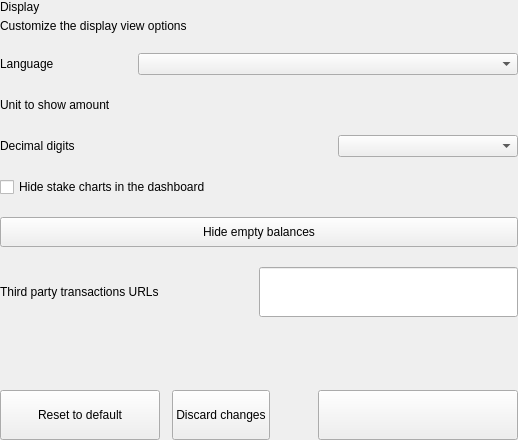
First picture: the form in src/qt/pivx/settings/forms/settingsdisplayoptionswidget.ui, repository Euno/eunowallet, before the edit.
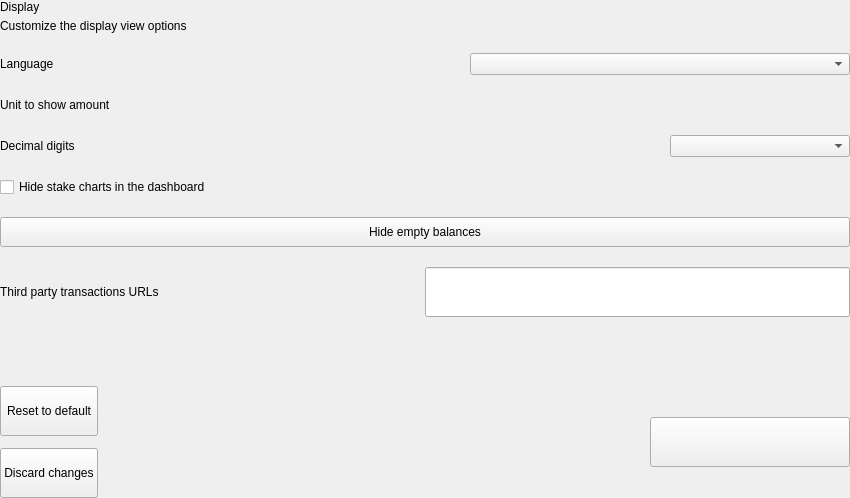
Second picture: the form after the edit. Custom widgets are drawn as their Qt base class.

What changed in the file:
```diff
--- a/src/qt/pivx/settings/forms/settingsdisplayoptionswidget.ui
+++ b/src/qt/pivx/settings/forms/settingsdisplayoptionswidget.ui
@@ -6,8 +6,8 @@
    <rect>
     <x>0</x>
     <y>0</y>
-    <width>518</width>
-    <height>440</height>
+    <width>850</width>
+    <height>498</height>
    </rect>
   </property>
   <property name="windowTitle">
@@ -279,16 +279,24 @@
            <number>12</number>
           </property>
           <item>
+           <layout class="QVBoxLayout" name="verticalLayout_4">
+            <property name="leftMargin">
+             <number>0</number>
+            </property>
+            <property name="rightMargin">
+             <number>0</number>
+            </property>
+            <item>
            <widget class="QPushButton" name="pushButtonReset">
             <property name="minimumSize">
              <size>
-              <width>160</width>
+                <width>0</width>
               <height>50</height>
              </size>
             </property>
             <property name="maximumSize">
              <size>
-              <width>50</width>
+                <width>16777215</width>
               <height>16777215</height>
              </size>
             </property>
@@ -315,6 +323,8 @@
              <string>Discard changes</string>
             </property>
            </widget>
+            </item>
+           </layout>
           </item>
           <item>
            <spacer name="horizontalSpacer_5">
```
Lines whose indentation alone changed are shown as unchanged.
